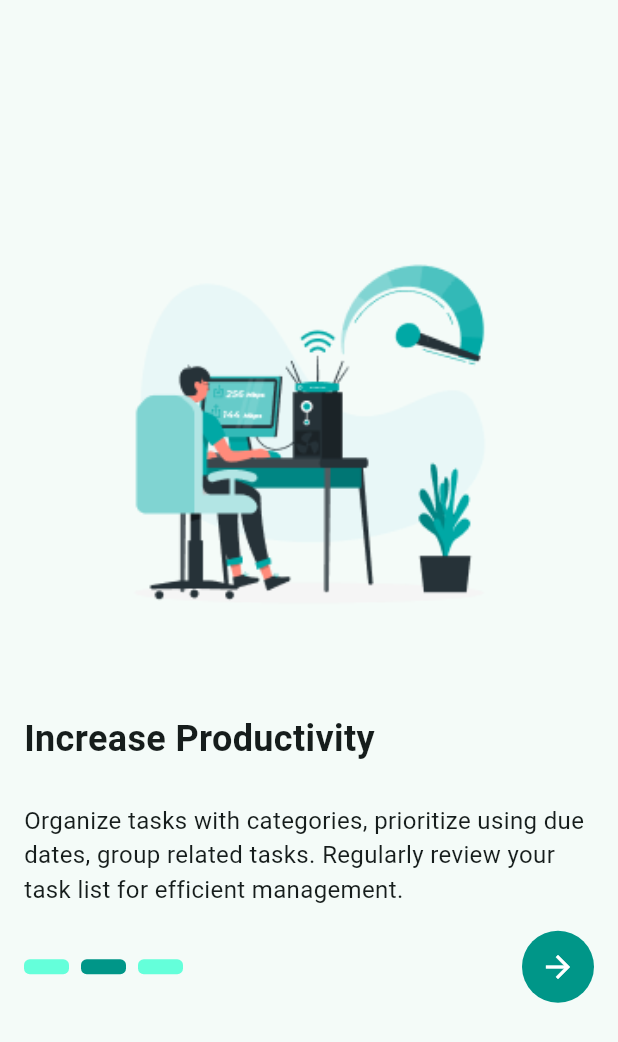
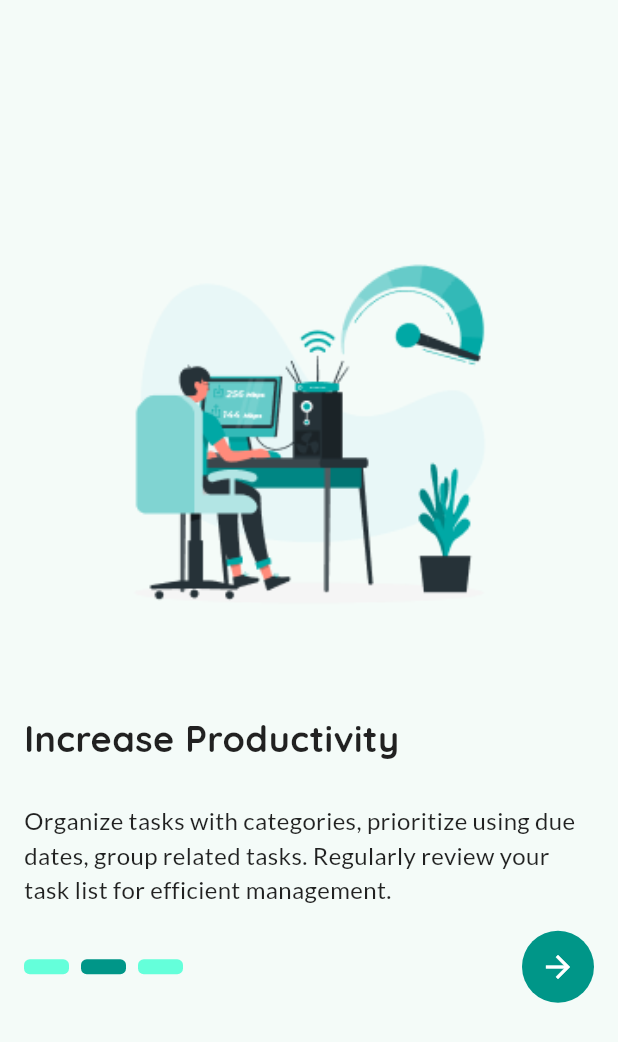
Before and after one commit to OpiniIsaac/task-manager, a Flutter app: the screen it shows after launch, after a tap on the "arrow forward" icon, on a phone screen of 412 x 824 dp. Shown: the top 1042 px of the screen. Run offline on Flutter 3.47's test engine with Material 2 defaults, Android fonts, the phone set to English and light mode, and no system bars; our stand-ins replace google_fonts, syncfusion_flutter_charts.

Commit message:
changed the onboarding screen fonts

```diff
--- a/lib/main.dart
+++ b/lib/main.dart
@@ -8,7 +8,7 @@ import 'package:task_managaer/scrrens/login.dart';
 import 'package:task_managaer/scrrens/register.dart';
 import 'package:task_managaer/scrrens/secondWelcome.dart';
 import 'package:task_managaer/scrrens/third-onbarding.dart';
-
+import 'package:google_fonts/google_fonts.dart';
 void main() {
   runApp(const MyApp());
 }
@@ -23,7 +23,7 @@ class MyApp extends StatelessWidget {
       title: 'Flutter Demo',
       debugShowCheckedModeBanner: false,
       theme: ThemeData(
-
+     textTheme: GoogleFonts.latoTextTheme(),
         colorScheme: ColorScheme.fromSeed(seedColor: Colors.teal),
         useMaterial3: true,
       ),
--- a/lib/scrrens/first.dart
+++ b/lib/scrrens/first.dart
@@ -1,4 +1,5 @@
 import 'package:flutter/material.dart';
+import 'package:google_fonts/google_fonts.dart';
 import 'package:task_managaer/widgets/breadcrumbs.dart';
 import 'package:task_managaer/widgets/roundedArrowButton.dart';
 
@@ -12,8 +13,7 @@ class FirstWelcomeScreen extends StatelessWidget {
     return Scaffold(
       body: SafeArea(
         child: Container(
-          alignment:
-              Alignment.center, // Center the children within the Container
+          alignment: Alignment.center,
           child: Column(
             mainAxisAlignment: MainAxisAlignment.center,
             crossAxisAlignment: CrossAxisAlignment.start,
@@ -33,7 +33,7 @@ class FirstWelcomeScreen extends StatelessWidget {
                 padding: const EdgeInsets.all(16.0),
                 child: Text(
                   'Stay Organized',
-                  style: TextStyle(
+                  style: GoogleFonts.quicksand(
                     fontSize: 24,
                     fontWeight: FontWeight.bold,
                   ),
@@ -43,23 +43,25 @@ class FirstWelcomeScreen extends StatelessWidget {
                 padding: const EdgeInsets.only(top: 10, left: 16, right: 16),
                 child: Text(
                   'Break tasks into smaller chunks, set goals with deadlines, turn off notifications to eliminate distractions. Take regular breaks for enhanced productivity.',
-                  style: TextStyle(
-                    fontSize: 16,
-                  ),
                 ),
               ),
               Padding(
                 padding: const EdgeInsets.all(16.0),
                 child: Row(
                   mainAxisAlignment: MainAxisAlignment.spaceBetween,
-                  children: [BreadCrumbs( first: Colors.teal,second: Colors.tealAccent,third: Colors.tealAccent),RoundedArrowButton(onPressed: (
-
-                  ){
-                    Navigator.pushNamed(context, '/second');
-                  })],
+                  children: [
+                    BreadCrumbs(
+                        first: Colors.teal,
+                        second: Colors.tealAccent,
+                        third: Colors.tealAccent),
+                    RoundedArrowButton(
+                      onPressed: () {
+                        Navigator.pushNamed(context, '/second');
+                      },
+                    ),
+                  ],
                 ),
               ),
-
             ],
           ),
         ),
--- a/lib/scrrens/secondWelcome.dart
+++ b/lib/scrrens/secondWelcome.dart
@@ -1,4 +1,5 @@
 import 'package:flutter/material.dart';
+import 'package:google_fonts/google_fonts.dart';
 import 'package:task_managaer/widgets/breadcrumbs.dart';
 import 'package:task_managaer/widgets/roundedArrowButton.dart';
 
@@ -33,7 +34,7 @@ class SecondWelcome extends StatelessWidget {
                 padding: const EdgeInsets.all(16.0),
                 child: Text(
                   'Increase Productivity',
-                  style: TextStyle(
+                  style: GoogleFonts.quicksand(
                     fontSize: 24,
                     fontWeight: FontWeight.bold,
                   ),
--- a/lib/scrrens/third-onbarding.dart
+++ b/lib/scrrens/third-onbarding.dart
@@ -1,4 +1,5 @@
 import 'package:flutter/material.dart';
+import 'package:google_fonts/google_fonts.dart';
 import 'package:task_managaer/widgets/breadcrumbs.dart';
 
 class ThirdWelcome extends StatelessWidget {
@@ -32,7 +33,7 @@ class ThirdWelcome extends StatelessWidget {
                 padding: const EdgeInsets.all(16.0),
                 child: Text(
                   'Collaborate Effectively',
-                  style: TextStyle(
+                  style: GoogleFonts.quicksand(
                     fontSize: 24,
                     fontWeight: FontWeight.bold,
                   ),
```
